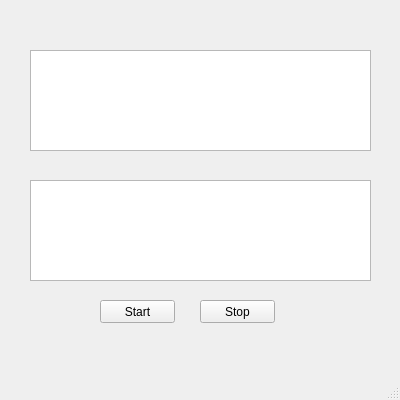
Qt form ui/mainWindow.ui (LuWei6896/m3gan) before a commit.
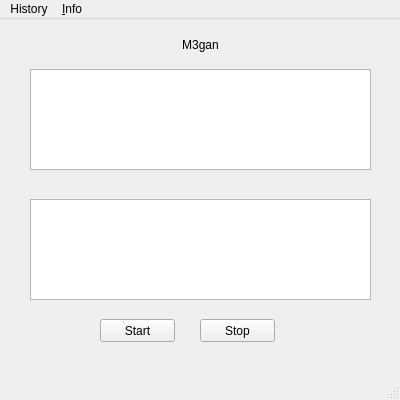
The same form after that commit.

The edit to the form file:
```diff
--- a/ui/mainWindow.ui
+++ b/ui/mainWindow.ui
@@ -78,6 +78,25 @@
      <bool>true</bool>
     </property>
    </widget>
+   <widget class="QLabel" name="titleLabel">
+    <property name="geometry">
+     <rect>
+      <x>140</x>
+      <y>10</y>
+      <width>121</width>
+      <height>31</height>
+     </rect>
+    </property>
+    <property name="text">
+     <string>M3gan</string>
+    </property>
+    <property name="alignment">
+     <set>Qt::AlignCenter</set>
+    </property>
+    <property name="textInteractionFlags">
+     <set>Qt::NoTextInteraction</set>
+    </property>
+   </widget>
   </widget>
   <widget class="QMenuBar" name="menubar">
    <property name="geometry">
@@ -88,6 +107,20 @@
      <height>22</height>
     </rect>
    </property>
+   <widget class="QMenu" name="menu_Info">
+    <property name="title">
+     <string>&amp;Info</string>
+    </property>
+    <addaction name="actionAbout"/>
+    <addaction name="actionHelp"/>
+   </widget>
+   <widget class="QMenu" name="menuHistory">
+    <property name="title">
+     <string>History</string>
+    </property>
+   </widget>
+   <addaction name="menuHistory"/>
+   <addaction name="menu_Info"/>
   </widget>
   <widget class="QStatusBar" name="statusbar"/>
  </widget>
```
Left out of the diff: 10 changed lines with no effect on the pictures.
